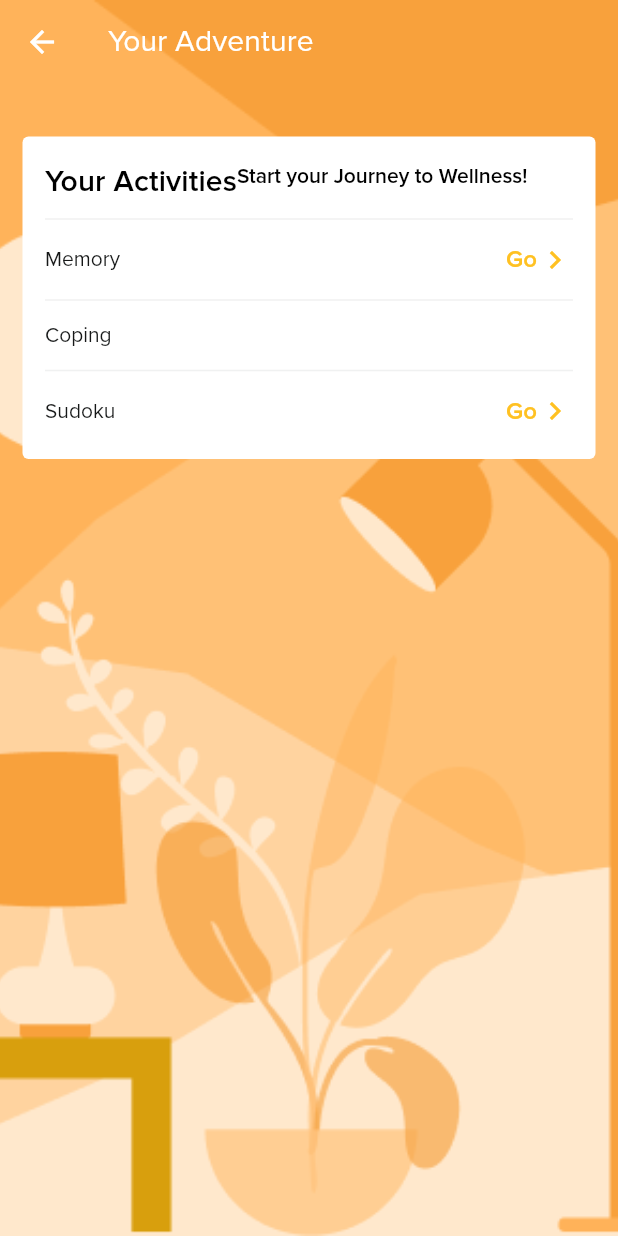
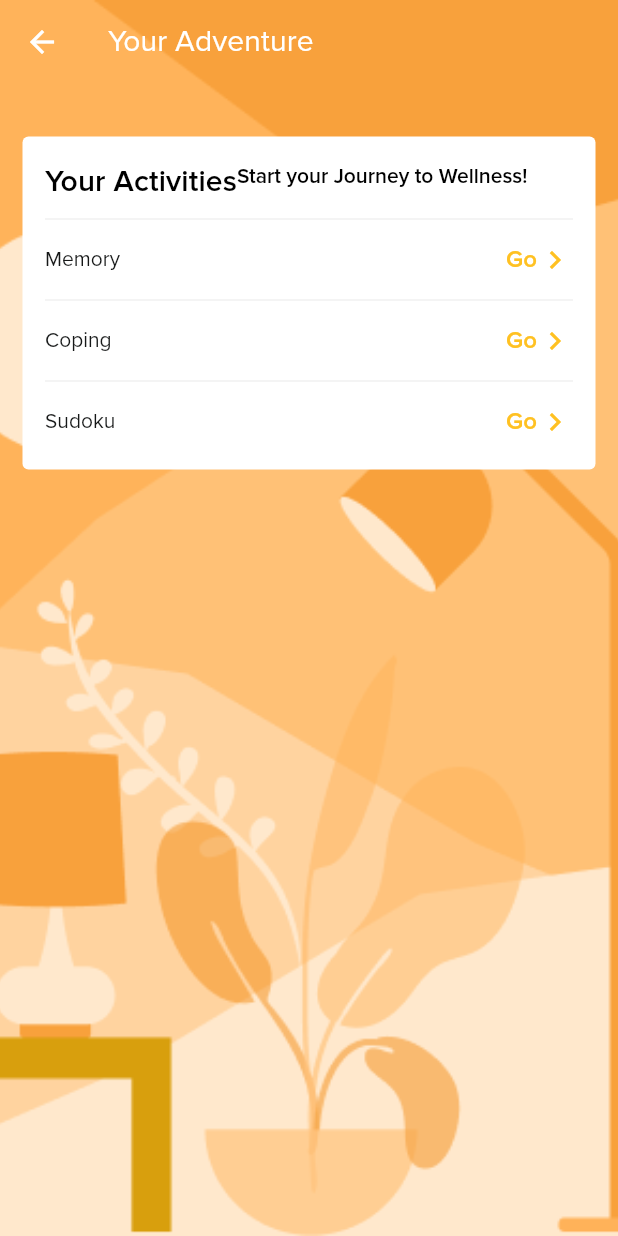
Before and after one commit to JobCuta/CIS-9340-Thesis, a Flutter app: the ActivitiesGameScreen screen opened by its route, on a phone screen of 412 x 824 dp. Run offline on Flutter 3.47's test engine with Material 2 defaults, Android fonts, the phone set to English and light mode, and no system bars; our stand-ins replace animated_text_kit, audioplayers, chewie, circular_countdown_timer, email_validator, expandable and 18 more; missing offline and left inert: app_install_date, flutter_animated_dialog, flutter_email_sender, sudoku_solver_generator, video_thumbnail; accounts and stored records are empty.

Commit message:
activities screen - checking if game is completed now working

```diff
--- a/lib/screens/main/ActivitiesGameScreen.dart
+++ b/lib/screens/main/ActivitiesGameScreen.dart
@@ -1,11 +1,20 @@
 import 'package:flutter/material.dart';
+import 'package:flutter_application_1/apis/AdventureProgress.dart';
 import 'package:flutter_application_1/constants/colors.dart';
+import 'package:flutter_application_1/controllers/adventureController.dart';
 import 'package:flutter_application_1/controllers/copingController.dart';
 import 'package:flutter_application_1/controllers/levelController.dart';
 import 'package:flutter_application_1/controllers/sudokuController.dart';
 import 'package:flutter_application_1/enums/Province.dart';
 import 'package:flutter_application_1/screens/main/HomepageScreen.dart';
 import 'package:get/get.dart';
+import 'package:hive_flutter/hive_flutter.dart';
+
+enum Activities {
+    Coping,
+    Memory,
+    Sudoku
+}
 
 class ActivitiesGameScreen extends StatefulWidget {
   const ActivitiesGameScreen({key}) : super(key: key);
@@ -15,11 +24,33 @@ class ActivitiesGameScreen extends StatefulWidget {
 }
 
 class _ActivitiesGameScreenState extends State<ActivitiesGameScreen> {
-  final LevelController _levelController = Get.put(LevelController());
-  final SudokuController _sudokuController = Get.put(SudokuController());
-  final CopingController _copingController = Get.put(CopingController());
+  final AdventureController _adventureController = Get.put(AdventureController());
+  // final LevelController _levelController = Get.put(LevelController());
+  // final SudokuController _sudokuController = Get.put(SudokuController());
+  // final CopingController _copingController = Get.put(CopingController());
 
-  RichText displayBasedOnTaskCompleteness(bool isTaskDone) {
+  // might have to change screen after completing memory or sudoku for the "complete" to reflect in the UI
+  // TODO: will change something later to fix that
+  RichText displayBasedOnTaskCompleteness(Activities activity) {
+    Map<Province, int> provinceIndex = {
+      Province.Apayao: 0,
+      Province.Kalinga: 1,
+      Province.Abra: 2,
+      Province.MountainProvince: 3,
+      Province.Ifugao: 4,
+      Province.Benguet: 5
+    };
+
+    Province selectedProvince = _adventureController.selectedProvince.value;
+    Box box = Hive.box<AdventureProgress>('adventure');
+    AdventureProgress adventureProgress = box.get('adventureProgress');
+
+    List <bool> provinceCompleted = (activity == Activities.Coping) ? adventureProgress.copingProvinceCompleted
+        : (activity == Activities.Memory) ? adventureProgress.memoryProvinceCompleted
+        : adventureProgress.sudokuProvinceCompleted;
+
+    bool isTaskDone = provinceCompleted[provinceIndex[selectedProvince] as int];
+
     return (isTaskDone)
         ? RichText(
             text: TextSpan(children: [
@@ -51,10 +82,6 @@ class _ActivitiesGameScreenState extends State<ActivitiesGameScreen> {
 
   @override
   Widget build(BuildContext context) {
-    //bool _isMemoryGameDone = _memoryController.isDailyExerciseDone.value;
-    // bool _isCopingGameDone = _copingController.provinceCompleted.value as bool;
-    //bool _isSudokuGameDone = _sudokuController.value;
-
     return WillPopScope(
       onWillPop: () {
         Get.offAndToNamed('/userJourney');
@@ -124,34 +151,34 @@ class _ActivitiesGameScreenState extends State<ActivitiesGameScreen> {
                                   height: 10,
                                   thickness: 1,
                                 ),
-                                /**InkWell(
-                                  onTap: () {
-                                    _copingController
-                                        .getCompleteStatusOfProvinceCards(province);
-                                    setState(() {
-                                      _isCopingGameDone = true;
-                                    });
-                                    Get.offAndToNamed('/copingGame');
-                                  },
-                                  child: Row(
-                                    mainAxisAlignment: MainAxisAlignment.spaceBetween,
-                                    children: [
-                                      Text('Coping',
-                                          style: Theme.of(context)
-                                              .textTheme
-                                              .bodyText2
-                                              ?.copyWith(
-                                              fontWeight: FontWeight.w400,
-                                              color: Theme.of(context)
-                                                  .colorScheme
-                                                  .neutralBlack02)),
-                                      displayBasedOnTaskCompleteness(
-                                          _isCopingGameDone)
-                                    ],
-                                  ),
-                                ),*/
+                                // InkWell(
+                                //   onTap: () {
+                                //     _copingController
+                                //         .getCompleteStatusOfProvinceCards(province);
+                                //     setState(() {
+                                //       _isCopingGameDone = true;
+                                //     });
+                                //     Get.offAndToNamed('/copingGame');
+                                //   },
+                                //   child: Row(
+                                //     mainAxisAlignment: MainAxisAlignment.spaceBetween,
+                                //     children: [
+                                //       Text('Coping',
+                                //           style: Theme.of(context)
+                                //               .textTheme
+                                //               .bodyText2
+                                //               ?.copyWith(
+                                //               fontWeight: FontWeight.w400,
+                                //               color: Theme.of(context)
+                                //                   .colorScheme
+                                //                   .neutralBlack02)),
+                                //       displayBasedOnTaskCompleteness(
+                                //           _isCopingGameDone)
+                                //     ],
+                                //   ),
+                                // ),
                                 _buildFieldComponent(
-                                  title: 'Memory',
+                                  title: Activities.Memory,
                                   onTap: () {
                                     Get.toNamed('/memoryGameScreen');
                                   },
@@ -163,39 +190,45 @@ class _ActivitiesGameScreenState extends State<ActivitiesGameScreen> {
                                   height: 10,
                                   thickness: 1,
                                 ),
-                                InkWell(
+                                _buildFieldComponent(
+                                  title: Activities.Coping,
                                   onTap: () {
-                                    // _copingController
-                                    //     .updateSelectedProvince(Province.Abra);
-                                    // setState(() {
-                                    //   _isCopingGameDone = true;
-                                    // });
                                     Get.offAndToNamed('/copingGame');
-                                  },
-                                  child: Row(
-                                    mainAxisAlignment:
-                                        MainAxisAlignment.spaceBetween,
-                                    children: [
-                                      Text('Coping',
-                                          style: Theme.of(context)
-                                              .textTheme
-                                              .bodyText2
-                                              ?.copyWith(
-                                                  fontWeight: FontWeight.w400,
-                                                  color: Theme.of(context)
-                                                      .colorScheme
-                                                      .neutralBlack02)),
-                                      // displayBasedOnTaskCompleteness(
-                                      //     _isCopingGameDone)
-                                    ],
-                                  ),
+                                  }
                                 ),
-                                /**_buildFieldComponent(
-                                  title: 'Coping',
-                                  onTap: () {
-                                    Get.toNamed('/copingGame');
-                                  },
-                                ),*/
+                                // InkWell(
+                                //   onTap: () {
+                                //     // _copingController
+                                //     //     .updateSelectedProvince(Province.Abra);
+                                //     // setState(() {
+                                //     //   _isCopingGameDone = true;
+                                //     // });
+                                //     Get.offAndToNamed('/copingGame');
+                                //   },
+                                //   child: Row(
+                                //     mainAxisAlignment:
+                                //         MainAxisAlignment.spaceBetween,
+                                //     children: [
+                                //       Text('Coping',
+                                //           style: Theme.of(context)
+                                //               .textTheme
+                                //               .bodyText2
+                                //               ?.copyWith(
+                                //                   fontWeight: FontWeight.w400,
+                                //                   color: Theme.of(context)
+                                //                       .colorScheme
+                                //                       .neutralBlack02)),
+                                //       // displayBasedOnTaskCompleteness(
+                                //       //     _isCopingGameDone)
+                                //     ],
+                                //   ),
+                                // ),
+                                // _buildFieldComponent(
+                                //   title: 'Coping',
+                                //   onTap: () {
+                                //     Get.toNamed('/copingGame');
+                                //   },
+                                // ),
                                 Divider(
                                   color: Theme.of(context)
                                       .colorScheme
@@ -203,34 +236,34 @@ class _ActivitiesGameScreenState extends State<ActivitiesGameScreen> {
                                   height: 10,
                                   thickness: 1,
                                 ),
-                                /**InkWell(
-                                  onTap: () {
-                                    _sudokuController
-                                        .getCompleteStatusOfProvinceCards(province);
-                                    setState(() {
-                                      _isCopingGameDone = true;
-                                    });
-                                    Get.offAndToNamed('/copingGame');
-                                  },
-                                  child: Row(
-                                    mainAxisAlignment: MainAxisAlignment.spaceBetween,
-                                    children: [
-                                      Text('Coping',
-                                          style: Theme.of(context)
-                                              .textTheme
-                                              .bodyText2
-                                              ?.copyWith(
-                                              fontWeight: FontWeight.w400,
-                                              color: Theme.of(context)
-                                                  .colorScheme
-                                                  .neutralBlack02)),
-                                      displayBasedOnTaskCompleteness(
-                                          _isCopingGameDone)
-                                    ],
-                                  ),
-                                ),*/
+                                // InkWell(
+                                //   onTap: () {
+                                //     _sudokuController
+                                //         .getCompleteStatusOfProvinceCards(province);
+                                //     setState(() {
+                                //       _isCopingGameDone = true;
+                                //     });
+                                //     Get.offAndToNamed('/copingGame');
+                                //   },
+                                //   child: Row(
+                                //     mainAxisAlignment: MainAxisAlignment.spaceBetween,
+                                //     children: [
+                                //       Text('Coping',
+                                //           style: Theme.of(context)
+                                //               .textTheme
+                                //               .bodyText2
+                                //               ?.copyWith(
+                                //               fontWeight: FontWeight.w400,
+                                //               color: Theme.of(context)
+                                //                   .colorScheme
+                                //                   .neutralBlack02)),
+                                //       displayBasedOnTaskCompleteness(
+                                //           _isCopingGameDone)
+                                //     ],
+                                //   ),
+                                // ),
                                 _buildFieldComponent(
-                                  title: 'Sudoku',
+                                  title: Activities.Sudoku,
                                   onTap: () {
                                     Get.toNamed('/sudoku', arguments: {
                                       'route': '/ActivitiesGameScreen'
@@ -250,30 +283,32 @@ class _ActivitiesGameScreenState extends State<ActivitiesGameScreen> {
           )),
     );
   }
-  _buildFieldComponent({title, onTap}) {
+  _buildFieldComponent({required Activities title, onTap}) {
     return InkWell(
       onTap: onTap,
       child: Row(
         mainAxisAlignment: MainAxisAlignment.spaceBetween,
         children: [
-          Text(title,
+          Text(title.name,
               textAlign: TextAlign.center,
               style: Theme.of(context).textTheme.bodyText2?.copyWith(
                   fontWeight: FontWeight.w400,
                   color: Theme.of(context).colorScheme.neutralBlack02)),
-          RichText(
-            text: TextSpan(children: [
-              TextSpan(
-                  text: 'Go',
-                  style: Theme.of(context).textTheme.bodyText1?.copyWith(
-                      fontWeight: FontWeight.w600,
-                      color: const Color(0xffFFC122))),
-              const WidgetSpan(
-                  alignment: PlaceholderAlignment.middle,
-                  child: Icon(Icons.keyboard_arrow_right_sharp,
-                      color: Color(0xffFFC122)))
-            ]),
-          ),
+
+          displayBasedOnTaskCompleteness(title),
+          // RichText(
+          //   text: TextSpan(children: [
+          //     TextSpan(
+          //         text: 'Go',
+          //         style: Theme.of(context).textTheme.bodyText1?.copyWith(
+          //             fontWeight: FontWeight.w600,
+          //             color: const Color(0xffFFC122))),
+          //     const WidgetSpan(
+          //         alignment: PlaceholderAlignment.middle,
+          //         child: Icon(Icons.keyboard_arrow_right_sharp,
+          //             color: Color(0xffFFC122)))
+          //   ]),
+          // ),
         ],
       ),
     );
```
